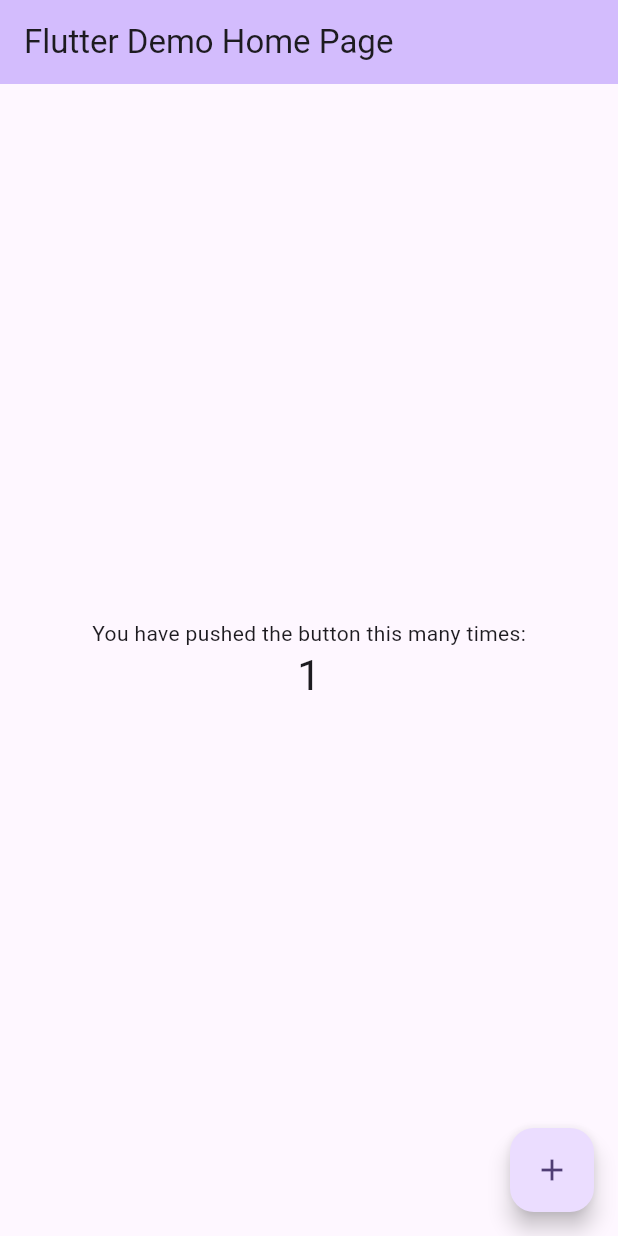
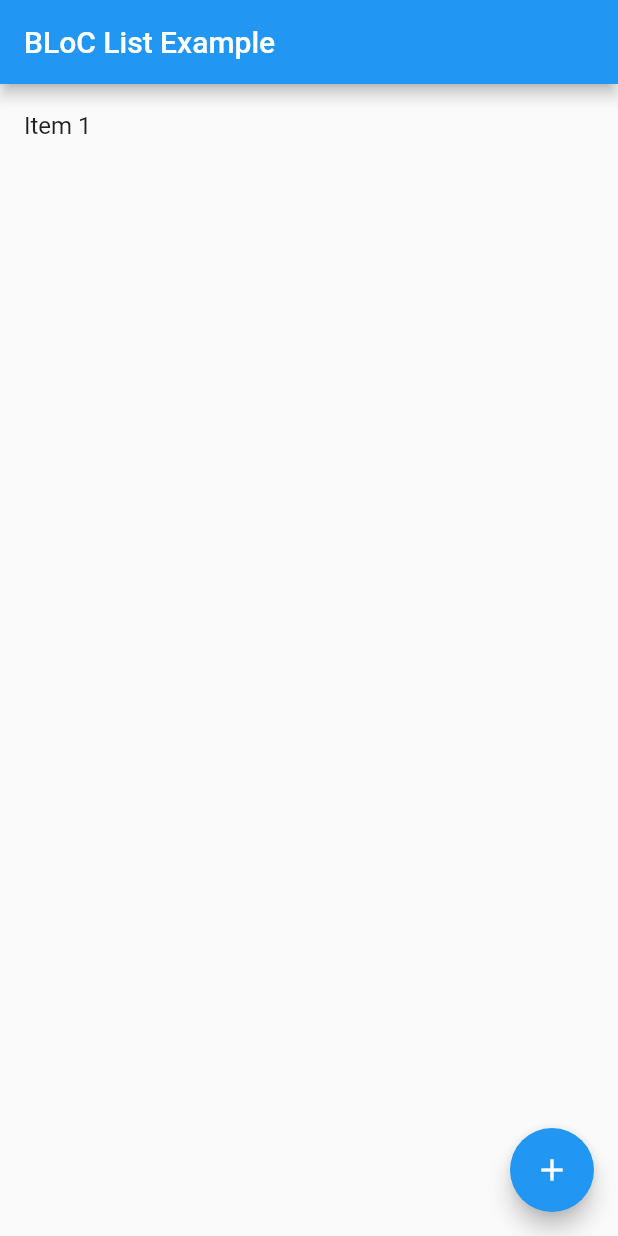
Before and after one commit to chhibber02/super-funicular, a Flutter app: the screen it shows after launch, after a tap on the "add" icon, on a phone screen of 412 x 824 dp. Run offline on Flutter 3.47's test engine with Material 2 defaults, Android fonts, the phone set to English and light mode, and no system bars; our stand-ins replace flutter_bloc.

Commit message:
Added bloc

```diff
--- /dev/null
+++ b/lib/item.dart
@@ -0,0 +1,5 @@
+class Item {
+  final String name;
+
+  Item(this.name);
+}
--- /dev/null
+++ b/lib/item_bloc.dart
@@ -0,0 +1,11 @@
+import 'package:flutter_bloc/flutter_bloc.dart';
+
+import 'item.dart';
+
+class ItemBloc extends Cubit<List<Item>> {
+  ItemBloc() : super([]);
+
+  void addItem(Item item) {
+    emit(state..add(item));
+  }
+}
--- a/lib/main.dart
+++ b/lib/main.dart
@@ -1,4 +1,8 @@
 import 'package:flutter/material.dart';
+import 'package:flutter_bloc/flutter_bloc.dart';
+
+import 'item.dart';
+import 'item_bloc.dart';
 
 void main() {
   runApp(const MyApp());
@@ -7,119 +11,48 @@ void main() {
 class MyApp extends StatelessWidget {
   const MyApp({super.key});
 
-  // This widget is the root of your application.
   @override
   Widget build(BuildContext context) {
     return MaterialApp(
-      title: 'Flutter Demo',
+      title: 'BLoC List Example',
       theme: ThemeData(
-        // This is the theme of your application.
-        //
-        // TRY THIS: Try running your application with "flutter run". You'll see
-        // the application has a blue toolbar. Then, without quitting the app,
-        // try changing the seedColor in the colorScheme below to Colors.green
-        // and then invoke "hot reload" (save your changes or press the "hot
-        // reload" button in a Flutter-supported IDE, or press "r" if you used
-        // the command line to start the app).
-        //
-        // Notice that the counter didn't reset back to zero; the application
-        // state is not lost during the reload. To reset the state, use hot
-        // restart instead.
-        //
-        // This works for code too, not just values: Most code changes can be
-        // tested with just a hot reload.
-        colorScheme: ColorScheme.fromSeed(seedColor: Colors.deepPurple),
-        useMaterial3: true,
+        primarySwatch: Colors.blue,
       ),
-      home: const MyHomePage(title: 'Flutter Demo Home Page'),
+      home: BlocProvider(
+        create: (context) => ItemBloc(),
+        child: const HomeScreen(),
+      ),
     );
   }
 }
 
-class MyHomePage extends StatefulWidget {
-  const MyHomePage({super.key, required this.title});
-
-  // This widget is the home page of your application. It is stateful, meaning
-  // that it has a State object (defined below) that contains fields that affect
-  // how it looks.
-
-  // This class is the configuration for the state. It holds the values (in this
-  // case the title) provided by the parent (in this case the App widget) and
-  // used by the build method of the State. Fields in a Widget subclass are
-  // always marked "final".
-
-  final String title;
-
-  @override
-  State<MyHomePage> createState() => _MyHomePageState();
-}
-
-class _MyHomePageState extends State<MyHomePage> {
-  int _counter = 0;
-
-  void _incrementCounter() {
-    setState(() {
-      // This call to setState tells the Flutter framework that something has
-      // changed in this State, which causes it to rerun the build method below
-      // so that the display can reflect the updated values. If we changed
-      // _counter without calling setState(), then the build method would not be
-      // called again, and so nothing would appear to happen.
-      _counter++;
-    });
-  }
+class HomeScreen extends StatelessWidget {
+  const HomeScreen({super.key});
 
   @override
   Widget build(BuildContext context) {
-    // This method is rerun every time setState is called, for instance as done
-    // by the _incrementCounter method above.
-    //
-    // The Flutter framework has been optimized to make rerunning build methods
-    // fast, so that you can just rebuild anything that needs updating rather
-    // than having to individually change instances of widgets.
+    final itemBloc = context.watch<ItemBloc>();
+
     return Scaffold(
       appBar: AppBar(
-        // TRY THIS: Try changing the color here to a specific color (to
-        // Colors.amber, perhaps?) and trigger a hot reload to see the AppBar
-        // change color while the other colors stay the same.
-        backgroundColor: Theme.of(context).colorScheme.inversePrimary,
-        // Here we take the value from the MyHomePage object that was created by
-        // the App.build method, and use it to set our appbar title.
-        title: Text(widget.title),
+        title: const Text('BLoC List Example'),
       ),
-      body: Center(
-        // Center is a layout widget. It takes a single child and positions it
-        // in the middle of the parent.
-        child: Column(
-          // Column is also a layout widget. It takes a list of children and
-          // arranges them vertically. By default, it sizes itself to fit its
-          // children horizontally, and tries to be as tall as its parent.
-          //
-          // Column has various properties to control how it sizes itself and
-          // how it positions its children. Here we use mainAxisAlignment to
-          // center the children vertically; the main axis here is the vertical
-          // axis because Columns are vertical (the cross axis would be
-          // horizontal).
-          //
-          // TRY THIS: Invoke "debug painting" (choose the "Toggle Debug Paint"
-          // action in the IDE, or press "p" in the console), to see the
-          // wireframe for each widget.
-          mainAxisAlignment: MainAxisAlignment.center,
-          children: <Widget>[
-            const Text(
-              'You have pushed the button this many times:',
-            ),
-            Text(
-              '$_counter',
-              style: Theme.of(context).textTheme.headlineMedium,
-            ),
-          ],
-        ),
+      body: ListView.builder(
+        itemCount: itemBloc.state.length,
+        itemBuilder: (context, index) {
+          final item = itemBloc.state[index];
+          return ListTile(
+            title: Text(item.name),
+          );
+        },
       ),
       floatingActionButton: FloatingActionButton(
-        onPressed: _incrementCounter,
-        tooltip: 'Increment',
+        onPressed: () {
+          final newItem = Item('Item ${itemBloc.state.length + 1}');
+          itemBloc.addItem(newItem);
+        },
         child: const Icon(Icons.add),
-      ), // This trailing comma makes auto-formatting nicer for build methods.
+      ),
     );
   }
 }
--- a/pubspec.yaml
+++ b/pubspec.yaml
@@ -34,7 +34,8 @@ dependencies:
 
   # The following adds the Cupertino Icons font to your application.
   # Use with the CupertinoIcons class for iOS style icons.
-  cupertino_icons: ^1.0.2
+  cupertino_icons: ^1.0.5
+  flutter_bloc: ^8.1.3
 
 dev_dependencies:
   flutter_test:
@@ -45,7 +46,7 @@ dev_dependencies:
   # activated in the `analysis_options.yaml` file located at the root of your
   # package. See that file for information about deactivating specific lint
   # rules and activating additional ones.
-  flutter_lints: ^2.0.0
+  flutter_lints: ^2.0.2
 
 # For information on the generic Dart part of this file, see the
 # following page: https://dart.dev/tools/pub/pubspec
```
Also changed, not shown: 1 other file.
